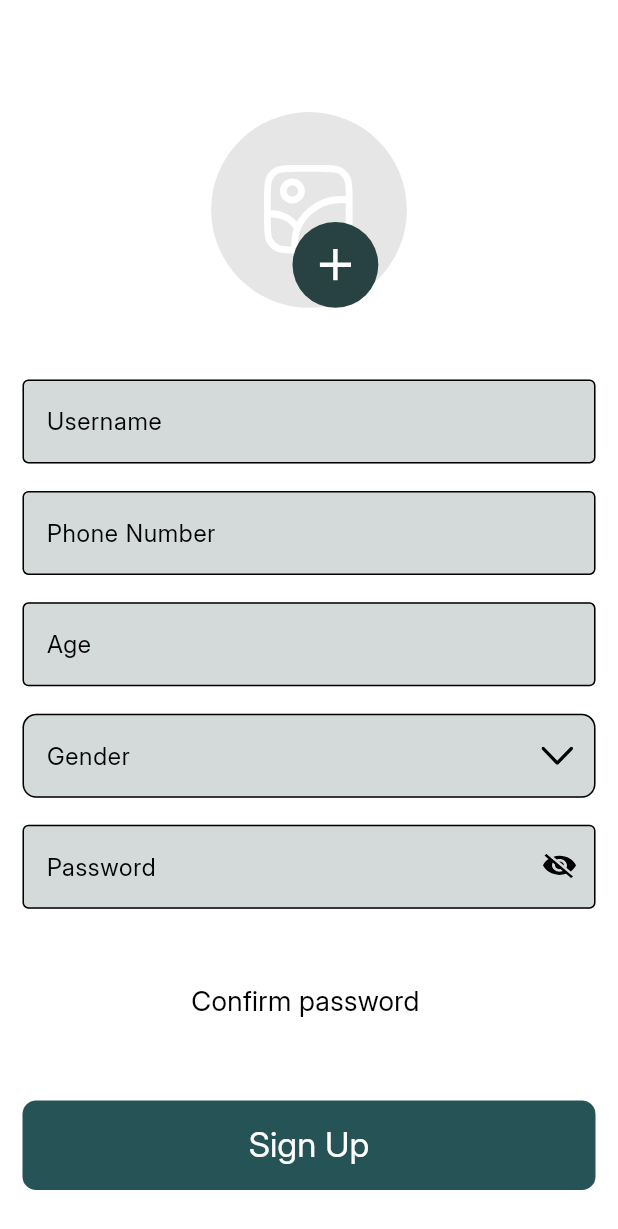
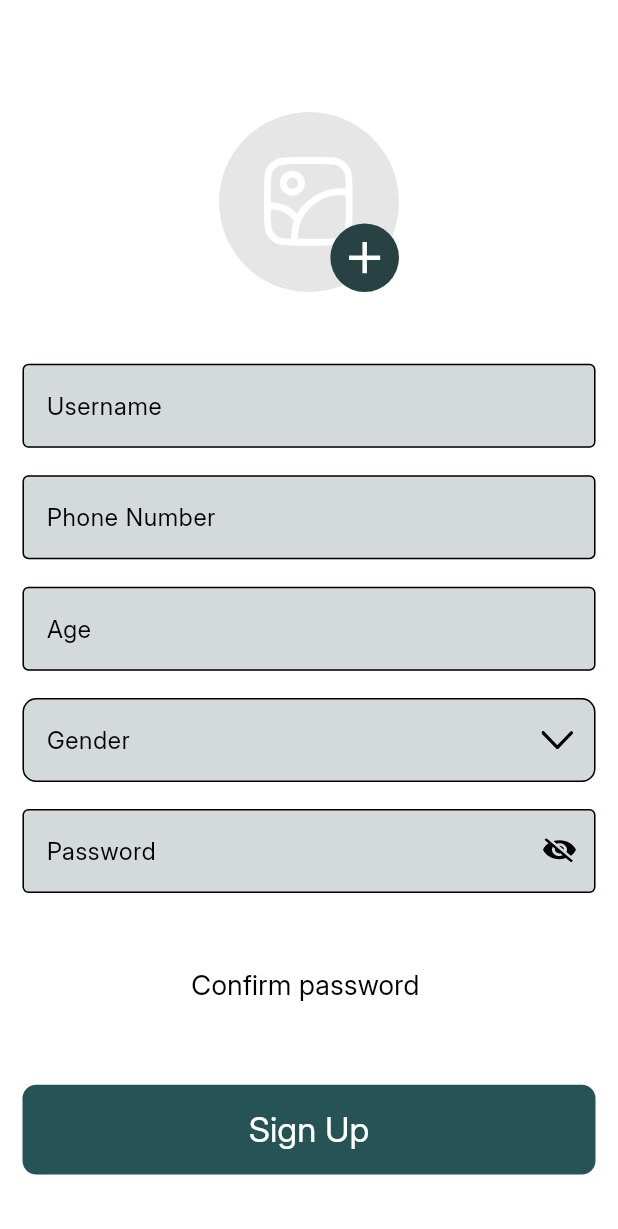
Before and after one commit to gamal8686/Tranquility, a Flutter app: the RegisterView screen opened directly, on a phone screen of 412 x 824 dp. Shown: the top 1229 px of the screen. Run offline on Flutter 3.47's test engine with Material 3 defaults, Android fonts, the phone set to English and light mode, and no system bars; our stand-ins replace animate_do, dio, flutter_screenutil, flutter_svg, image_picker and 2 more; missing offline and left inert: clipboard, dart:ffi; accounts and stored records are empty.

Commit message:
add XFile

```diff
--- a/lib/main.dart
+++ b/lib/main.dart
@@ -1,6 +1,7 @@
 import 'package:flutter/material.dart';
 import 'package:flutter_screenutil/flutter_screenutil.dart';
 import 'package:tranquility/views/auth/login.dart';
+import 'package:tranquility/views/auth/register.dart';
 import 'package:tranquility/views/home/profile.dart';
 import 'package:tranquility/views/home/views.dart';
 import 'package:tranquility/views/start_chat.dart';
@@ -86,7 +87,7 @@ class MyApp extends StatelessWidget {
           ),
           builder: (context, child) =>
               Directionality(textDirection: TextDirection.ltr, child: child!),
-          home: SuggestionsViews(),
+          home: RegisterView(),
         );
       },
     );
--- a/lib/views/auth/register.dart
+++ b/lib/views/auth/register.dart
@@ -12,7 +12,7 @@ class RegisterView extends StatefulWidget {
   State<RegisterView> createState() => _RegisterViewState();
 }
 class _RegisterViewState extends State<RegisterView> {
-  ///todo
+
   XFile? selectImage;
   @override
   Widget build(BuildContext context) {
@@ -25,15 +25,19 @@ class _RegisterViewState extends State<RegisterView> {
             Stack(
               children: [
                 CircleAvatar(
-                  backgroundColor: Color(0xff000000).withValues(alpha: 0.10),
-                  minRadius: 57.r,
-                  child: selectImage != null
-                      ? Image.file(File(selectImage!.path), fit: BoxFit.cover)
-                      : AppImage(path: 'empty_image.svg'),
+                  radius: 60,
+                  backgroundColor: const Color(0xff000000).withValues(alpha: 0.10),
+                  backgroundImage: selectImage != null
+                      ? FileImage(File(selectImage!.path))
+                      : null,
+                  child: selectImage == null
+                      ? AppImage(path: 'empty_image.svg')
+                      : null,
                 ),
+
                 Positioned(
                   bottom: 0,
-                  left: 180,
+                  right: 0,
                   child: GestureDetector(
                     onTap: () {
                       showModalBottomSheet(
@@ -91,7 +95,7 @@ class _RegisterViewState extends State<RegisterView> {
                       );
                     },
                     child: CircleAvatar(
-                      minRadius: 25.r,
+                     minRadius: 20.r,
                       backgroundColor: Theme.of(context).primaryColor,
                       child: AppImage(path: 'plus.svg'),
                     ),
```
